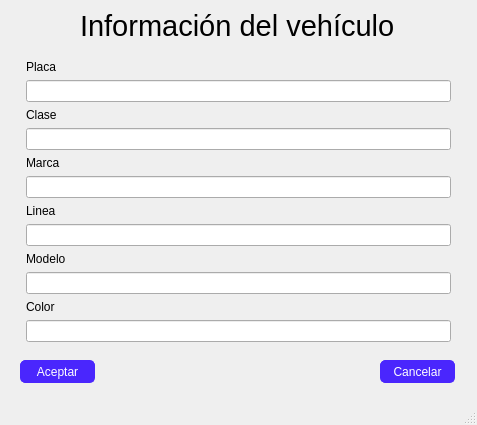
Above: QTGraphicInterfaces/VehicleForm.ui from parkingmanager/ClientApp before the change. Below: the same form after it.
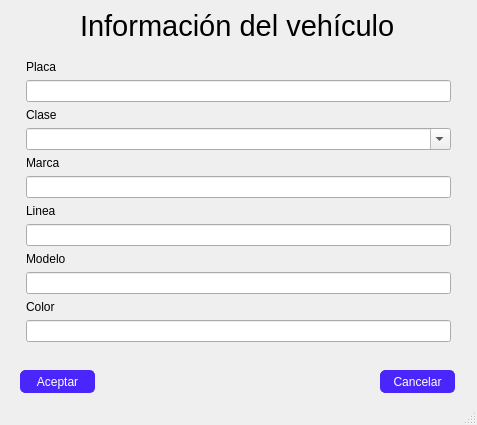
That is the form after the change.

Commit message: -- Cambio de txb de clase por una lista de combobox

The edit to the form file:
```diff
--- a/QTGraphicInterfaces/VehicleForm.ui
+++ b/QTGraphicInterfaces/VehicleForm.ui
@@ -34,7 +34,7 @@
       <x>20</x>
       <y>60</y>
       <width>431</width>
-      <height>291</height>
+      <height>304</height>
      </rect>
     </property>
     <layout class="QFormLayout" name="formLayout">
@@ -49,7 +49,11 @@
       </widget>
      </item>
      <item row="5" column="1">
-      <widget class="QLineEdit" name="txb_class"/>
+      <widget class="QComboBox" name="txb_class_2">
+       <property name="editable">
+        <bool>true</bool>
+       </property>
+      </widget>
      </item>
      <item row="6" column="1">
       <widget class="QLabel" name="lbl_brand">
@@ -122,7 +126,7 @@
     <property name="geometry">
      <rect>
       <x>20</x>
-      <y>360</y>
+      <y>370</y>
       <width>75</width>
       <height>23</height>
      </rect>
@@ -135,7 +139,7 @@
     <property name="geometry">
      <rect>
       <x>380</x>
-      <y>360</y>
+      <y>370</y>
       <width>75</width>
       <height>23</height>
      </rect>
```
Left out of the diff: 14 changed lines with no effect on the pictures. The commit also changes 7 other files.
